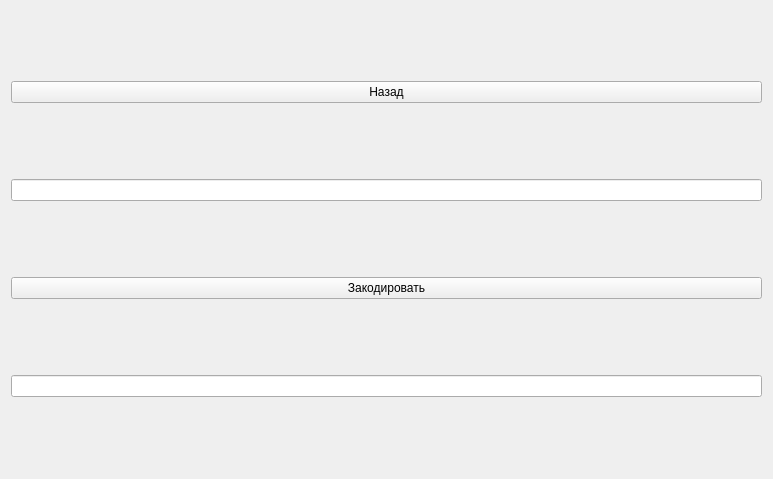
The window that UI/code_screen.ui (DimPerch/info_project) describes before a commit, drawn with Qt 5.
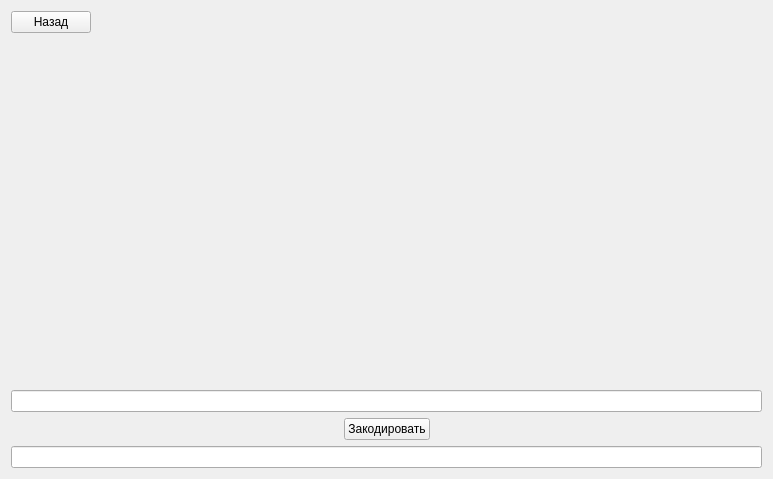
The same window after the commit.

```diff
--- a/UI/code_screen.ui
+++ b/UI/code_screen.ui
@@ -14,14 +14,7 @@
    <string>Form</string>
   </property>
   <layout class="QGridLayout" name="gridLayout">
-   <item row="3" column="0">
-    <widget class="QPushButton" name="run_button">
-     <property name="text">
-      <string>Закодировать</string>
-     </property>
-    </widget>
-   </item>
-   <item row="4" column="0">
+   <item row="9" column="0">
     <widget class="QLineEdit" name="output">
      <property name="readOnly">
       <bool>true</bool>
@@ -31,12 +24,79 @@
    <item row="2" column="0">
     <widget class="QLineEdit" name="input"/>
    </item>
+   <item row="3" column="0">
+    <layout class="QHBoxLayout" name="horizontalLayout_4">
+     <item>
+      <spacer name="horizontalSpacer_2">
+       <property name="orientation">
+        <enum>Qt::Horizontal</enum>
+       </property>
+       <property name="sizeHint" stdset="0">
+        <size>
+         <width>40</width>
+         <height>20</height>
+        </size>
+       </property>
+      </spacer>
+     </item>
+     <item>
+      <widget class="QPushButton" name="run_button">
+       <property name="text">
+        <string>Закодировать</string>
+       </property>
+      </widget>
+     </item>
+     <item>
+      <spacer name="horizontalSpacer_3">
+       <property name="orientation">
+        <enum>Qt::Horizontal</enum>
+       </property>
+       <property name="sizeHint" stdset="0">
+        <size>
+         <width>40</width>
+         <height>20</height>
+        </size>
+       </property>
+      </spacer>
+     </item>
+    </layout>
+   </item>
    <item row="0" column="0">
-    <widget class="QPushButton" name="back_button">
-     <property name="text">
-      <string>Назад</string>
+    <layout class="QHBoxLayout" name="horizontalLayout">
+     <item>
+      <widget class="QPushButton" name="back_button">
+       <property name="text">
+        <string>Назад</string>
+       </property>
+      </widget>
+     </item>
+     <item>
+      <spacer name="horizontalSpacer">
+       <property name="orientation">
+        <enum>Qt::Horizontal</enum>
+       </property>
+       <property name="sizeHint" stdset="0">
+        <size>
+         <width>40</width>
+         <height>20</height>
+        </size>
+       </property>
+      </spacer>
+     </item>
+    </layout>
+   </item>
+   <item row="1" column="0">
+    <spacer name="verticalSpacer">
+     <property name="orientation">
+      <enum>Qt::Vertical</enum>
      </property>
-    </widget>
+     <property name="sizeHint" stdset="0">
+      <size>
+       <width>20</width>
+       <height>40</height>
+      </size>
+     </property>
+    </spacer>
    </item>
   </layout>
  </widget>
```
